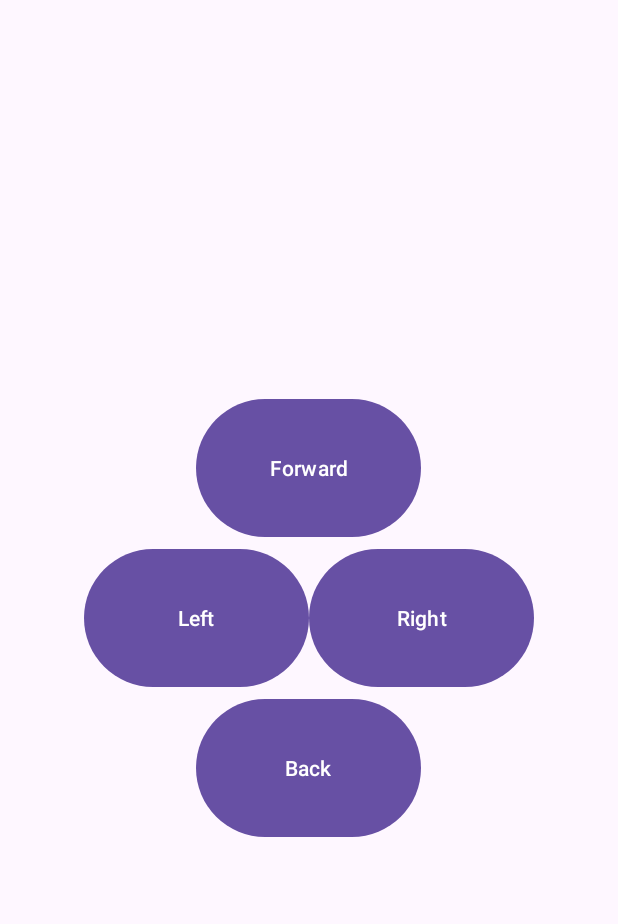
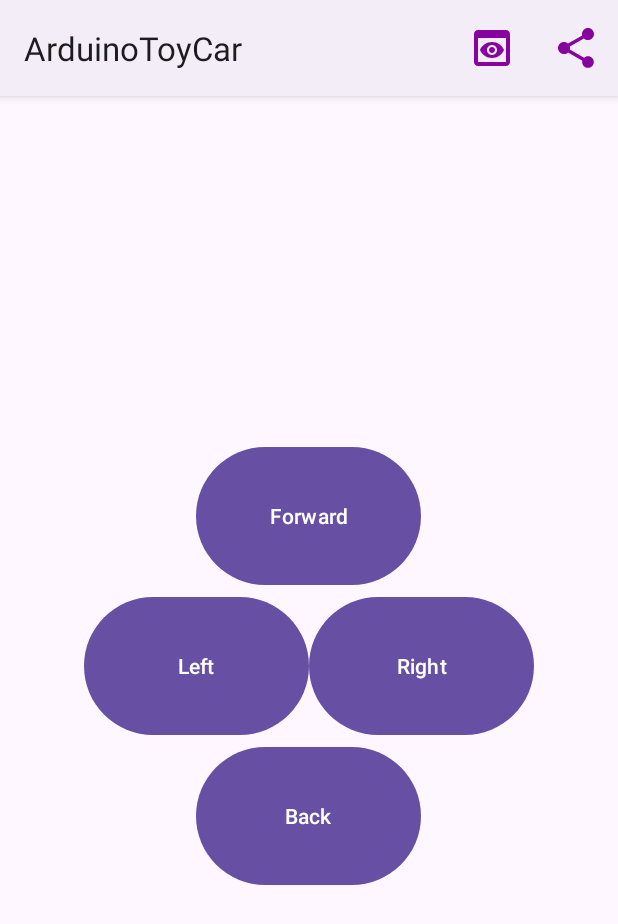
Before and after one commit to kz-kvazar/ArduinoToyCar, an Android app: the screen it shows after launch (MainActivity), on a phone screen of 412 x 824 dp. Shown: the top 924 px of the screen. Run offline under Robolectric (Android 15) with nearby library versions, the phone set to English and light mode, and no system bars; our stand-ins replace AdMob.

Commit message:
option menu added

```diff
--- a/app/build.gradle.kts
+++ b/app/build.gradle.kts
@@ -19,7 +19,7 @@ android {
 
     buildTypes {
         release {
-            isMinifyEnabled = false
+            isMinifyEnabled = true
             proguardFiles(getDefaultProguardFile("proguard-android-optimize.txt"), "proguard-rules.pro")
         }
     }
@@ -47,6 +47,6 @@ dependencies {
     implementation(platform("com.squareup.okhttp3:okhttp-bom:4.12.0"))
 
     // define any required OkHttp artifacts without version
-    implementation("com.squareup.okhttp3:okhttp")
-    implementation("com.squareup.okhttp3:logging-interceptor")
+    implementation("com.squareup.okhttp3:okhttp:4.12.0")
+    implementation("com.squareup.okhttp3:logging-interceptor:4.12.0")
 }
--- a/app/src/main/java/com/qazar/arduinotoycar/MainActivity.kt
+++ b/app/src/main/java/com/qazar/arduinotoycar/MainActivity.kt
@@ -3,6 +3,9 @@ package com.qazar.arduinotoycar
 import android.annotation.SuppressLint
 import androidx.appcompat.app.AppCompatActivity
 import android.os.Bundle
+import android.view.Menu
+import android.view.MenuInflater
+import android.view.MenuItem
 import android.view.MotionEvent
 import android.widget.Button
 import android.widget.Toast
@@ -127,4 +130,25 @@ class MainActivity : AppCompatActivity() {
             }
         })
     }
+
+    override fun onCreateOptionsMenu(menu: Menu?): Boolean {
+        val inflater : MenuInflater = menuInflater
+        inflater.inflate(R.menu.menu,menu)
+        return true
+    }
+
+    override fun onOptionsItemSelected(item: MenuItem): Boolean {
+
+        return when (item.itemId){
+            R.id.btn_preview -> {
+                //TODO add preview action
+                true
+            }
+            R.id.btn_share -> {
+                //TODO add copy in buffer and share action
+                true
+            }
+            else -> {super.onOptionsItemSelected(item)}
+        }
+    }
 }
--- /dev/null
+++ b/app/src/main/res/drawable/preview_ic.xml
@@ -0,0 +1,5 @@
+<vector android:height="48dp" android:tint="#87039F"
+    android:viewportHeight="24" android:viewportWidth="24"
+    android:width="48dp" xmlns:android="http://schemas.android.com/apk/res/android">
+    <path android:fillColor="@android:color/white" android:pathData="M19,3H5C3.89,3 3,3.9 3,5v14c0,1.1 0.89,2 2,2h14c1.1,0 2,-0.9 2,-2V5C21,3.9 20.11,3 19,3zM19,19H5V7h14V19zM13.5,13c0,0.83 -0.67,1.5 -1.5,1.5s-1.5,-0.67 -1.5,-1.5c0,-0.83 0.67,-1.5 1.5,-1.5S13.5,12.17 13.5,13zM12,9c-2.73,0 -5.06,1.66 -6,4c0.94,2.34 3.27,4 6,4s5.06,-1.66 6,-4C17.06,10.66 14.73,9 12,9zM12,15.5c-1.38,0 -2.5,-1.12 -2.5,-2.5c0,-1.38 1.12,-2.5 2.5,-2.5c1.38,0 2.5,1.12 2.5,2.5C14.5,14.38 13.38,15.5 12,15.5z"/>
+</vector>
--- /dev/null
+++ b/app/src/main/res/drawable/share_ic.xml
@@ -0,0 +1,5 @@
+<vector android:height="48dp" android:tint="#87039F"
+    android:viewportHeight="24" android:viewportWidth="24"
+    android:width="48dp" xmlns:android="http://schemas.android.com/apk/res/android">
+    <path android:fillColor="@android:color/white" android:pathData="M18,16.08c-0.76,0 -1.44,0.3 -1.96,0.77L8.91,12.7c0.05,-0.23 0.09,-0.46 0.09,-0.7s-0.04,-0.47 -0.09,-0.7l7.05,-4.11c0.54,0.5 1.25,0.81 2.04,0.81 1.66,0 3,-1.34 3,-3s-1.34,-3 -3,-3 -3,1.34 -3,3c0,0.24 0.04,0.47 0.09,0.7L8.04,9.81C7.5,9.31 6.79,9 6,9c-1.66,0 -3,1.34 -3,3s1.34,3 3,3c0.79,0 1.5,-0.31 2.04,-0.81l7.12,4.16c-0.05,0.21 -0.08,0.43 -0.08,0.65 0,1.61 1.31,2.92 2.92,2.92 1.61,0 2.92,-1.31 2.92,-2.92s-1.31,-2.92 -2.92,-2.92z"/>
+</vector>
--- /dev/null
+++ b/app/src/main/res/menu/menu.xml
@@ -0,0 +1,11 @@
+<?xml version="1.0" encoding="utf-8"?>
+<menu xmlns:android="http://schemas.android.com/apk/res/android" xmlns:app="http://schemas.android.com/apk/res-auto">
+    <item android:id="@+id/btn_preview"
+          android:icon="@drawable/preview_ic"
+          android:title="View arduino scash"
+          app:showAsAction="ifRoom"/>
+    <item android:id="@+id/btn_share"
+          android:icon="@drawable/share_ic"
+          android:title="Share scatch"
+          app:showAsAction="ifRoom"/>
+</menu>
--- a/app/src/main/res/values-night/themes.xml
+++ b/app/src/main/res/values-night/themes.xml
@@ -1,6 +1,6 @@
 <resources xmlns:tools="http://schemas.android.com/tools">
     <!-- Base application theme. -->
-    <style name="Base.Theme.ArduinoToyCar" parent="Theme.Material3.DayNight.NoActionBar">
+    <style name="Base.Theme.ArduinoToyCar" parent="Theme.Material3.DayNight">
         <!-- Customize your dark theme here. -->
         <!-- <item name="colorPrimary">@color/my_dark_primary</item> -->
     </style>
--- a/app/src/main/res/values/themes.xml
+++ b/app/src/main/res/values/themes.xml
@@ -1,6 +1,6 @@
 <resources xmlns:tools="http://schemas.android.com/tools">
     <!-- Base application theme. -->
-    <style name="Base.Theme.ArduinoToyCar" parent="Theme.Material3.DayNight.NoActionBar">
+    <style name="Base.Theme.ArduinoToyCar" parent="Theme.Material3.DayNight">
         <!-- Customize your light theme here. -->
         <!-- <item name="colorPrimary">@color/my_light_primary</item> -->
     </style>
```
Also changed, not shown: app/src/main/AndroidManifest.xml (+10 -8 lines).
